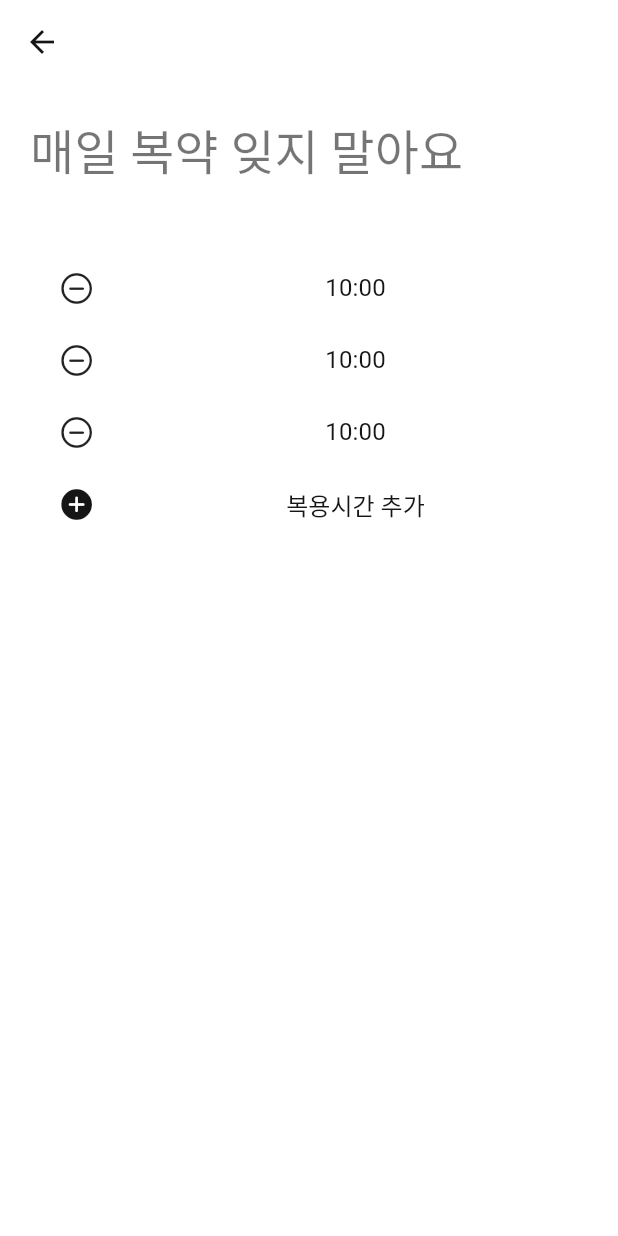
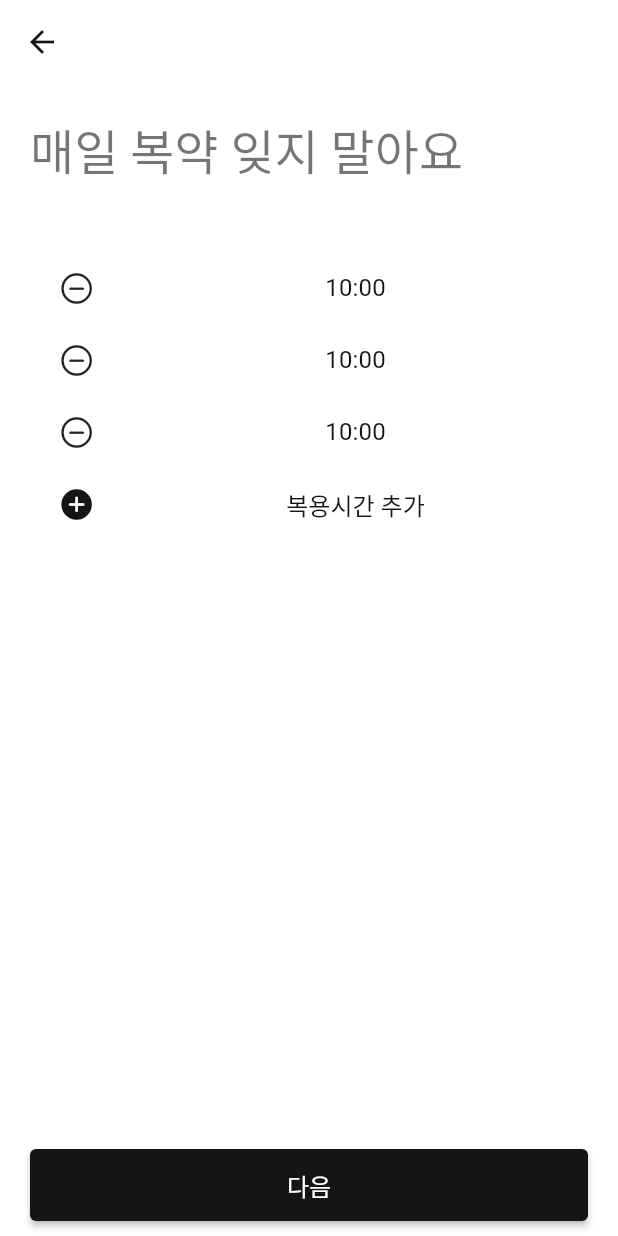
Before and after one commit to SHT-3756/fastcampus_practice, a Flutter app: the AddAlarmPage screen opened directly with empty values, on a phone screen of 412 x 824 dp. Run offline on Flutter 3.47's test engine with Material 2 defaults, Android fonts, the phone set to English and light mode, and no system bars; our stand-ins replace flutter_easyloading, flutter_local_notifications, flutter_native_timezone, fluttertoast, hive, hive_flutter and 3 more; missing offline and left inert: dart:ffi; accounts and stored records are empty; Roboto replaces fonts that are missing (GmarketSansTTF).

Commit message:
add_page_widget.dart_BottomSubmitButton 공통위젯으로 빼기, add_alarm_page.dart, add_medicine_page.dart 에 import 해주고 파라미터 값 넘겨주기

```diff
--- a/flutter_application_heetae/lib/pages/add_medicine/add_alarm_page.dart
+++ b/flutter_application_heetae/lib/pages/add_medicine/add_alarm_page.dart
@@ -39,6 +39,10 @@ class AddAlarmPage extends StatelessWidget {
         // medicineImage == null ? Container() : Image.file(medicineImage!),
         // Text(medicineName),
       ]),
+      bottomNavigationBar: BottomSubmitButton(
+        onPressed: () {},
+        text: '완료',
+      ),
     );
   }
 }
--- a/flutter_application_heetae/lib/pages/add_medicine/components/add_page_widget.dart
+++ b/flutter_application_heetae/lib/pages/add_medicine/components/add_page_widget.dart
@@ -1,4 +1,5 @@
 import 'package:flutter/cupertino.dart';
+import 'package:flutter/material.dart';
 
 import '../../../components/custom_constant.dart';
 
@@ -24,3 +25,28 @@ class AddPageBody extends StatelessWidget {
     );
   }
 }
+
+class BottomSubmitButton extends StatelessWidget {
+  const BottomSubmitButton(
+      {super.key, required this.onPressed, required this.text});
+
+  final VoidCallback? onPressed;
+  final String text;
+
+  @override
+  Widget build(BuildContext context) {
+    return SafeArea(
+        child: Padding(
+      padding: submitButtonBoxPadding,
+      child: SizedBox(
+        height: submitButtonHeight,
+        child: ElevatedButton(
+          onPressed: onPressed,
+          style: ElevatedButton.styleFrom(
+              textStyle: Theme.of(context).textTheme.subtitle1),
+          child: Text('다음'),
+        ),
+      ),
+    ));
+  }
+}
```
Also changed, not shown: flutter_application_heetae/lib/pages/add_medicine/add_medicine_page.dart (+3 -13 lines).
